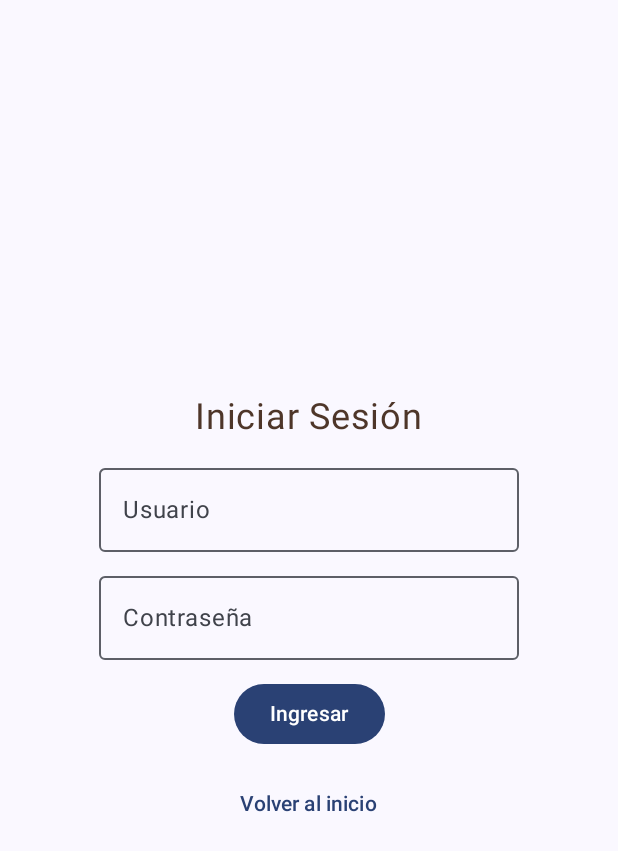
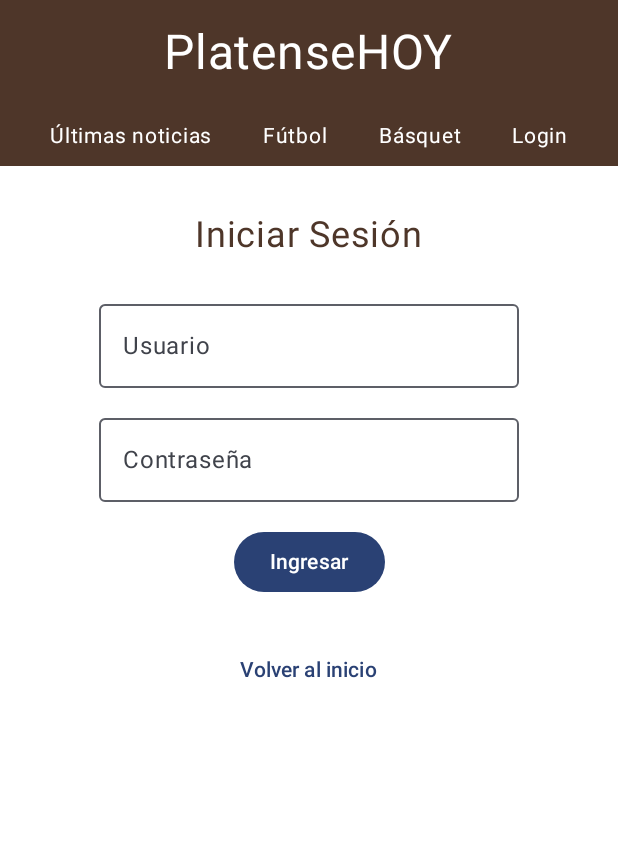
Before and after one commit to gastonn39/final-am-acn4a-castagnet-vergara, an Android app built with Jetpack Compose: the composable PantallaLoginScreen shown on its own in the app's theme, on a phone screen of 412 x 824 dp. Shown: the top 851 px of the screen. Run offline under Robolectric (Android 15) with nearby library versions, the phone set to English and light mode, and no system bars.

Commit message:
versión final completa con navegación, comentarios y diseño corregido

```diff
--- a/app/src/main/java/com/example/platensehoy/Login.kt
+++ b/app/src/main/java/com/example/platensehoy/Login.kt
@@ -1,63 +1,123 @@
 package com.example.platensehoy
 
+import androidx.compose.foundation.background
+import androidx.compose.foundation.clickable
 import androidx.compose.foundation.layout.*
 import androidx.compose.material3.*
 import androidx.compose.runtime.*
+import androidx.compose.ui.Alignment
 import androidx.compose.ui.Modifier
+import androidx.compose.ui.graphics.Color
+import androidx.compose.ui.res.dimensionResource
 import androidx.compose.ui.text.input.PasswordVisualTransformation
+import androidx.compose.ui.unit.dp
 import androidx.compose.ui.unit.sp
-import androidx.compose.ui.Alignment
-import androidx.compose.ui.res.dimensionResource
 import com.example.platensehoy.ui.theme.MarronPlatense
 import com.example.platensehoy.R
 
 @Composable
-fun PantallaLoginScreen(onBack: () -> Unit) {
+fun PantallaLoginScreen(onBack: () -> Unit, onNavigate: (String) -> Unit) {
     Column(
         modifier = Modifier
             .fillMaxSize()
-            .padding(dimensionResource(R.dimen.padding_general)),
-        verticalArrangement = Arrangement.Center,
+            .background(Color.White)
+    ) {
+        // Encabezado
+        Column(
+            modifier = Modifier
+                .fillMaxWidth()
+                .background(MarronPlatense)
+                .padding(vertical = 16.dp),
             horizontalAlignment = Alignment.CenterHorizontally
         ) {
             Text(
-            "Iniciar Sesión",
-            fontSize = dimensionResource(R.dimen.text_size_titulo).value.sp,
-            color = MarronPlatense
+                text = "PlatenseHOY",
+                fontSize = 32.sp,
+                color = Color.White
             )
+        }
 
-        Spacer(modifier = Modifier.height(dimensionResource(R.dimen.margin_vertical)))
+        // Menú
+        Row(
+            modifier = Modifier
+                .fillMaxWidth()
+                .background(MarronPlatense)
+                .padding(vertical = 8.dp),
+            horizontalArrangement = Arrangement.SpaceEvenly
+        ) {
+            val secciones = listOf("Últimas noticias", "Fútbol", "Básquet", "Login")
+            secciones.forEach { seccion ->
+                Text(
+                    text = seccion,
+                    color = Color.White,
+                    fontSize = 14.sp,
+                    modifier = Modifier.clickable {
+                        when (seccion) {
+                            "Fútbol" -> onNavigate("futbol")
+                            "Básquet" -> onNavigate("basquet")
+                            "Últimas noticias" -> onNavigate("home")
+                        }
+                    }
+                )
+            }
+        }
+
+        Spacer(modifier = Modifier.height(32.dp))
+
+        // Formulario login
+        Column(
+            modifier = Modifier
+                .fillMaxWidth()
+                .padding(horizontal = 24.dp),
+            horizontalAlignment = Alignment.CenterHorizontally
+        ) {
+            Text("Iniciar Sesión", fontSize = 24.sp, color = MarronPlatense)
+
+            Spacer(modifier = Modifier.height(24.dp))
 
             var usuario by remember { mutableStateOf("") }
             var contraseña by remember { mutableStateOf("") }
+            var error by remember { mutableStateOf(false) }
 
             OutlinedTextField(
                 value = usuario,
                 onValueChange = { usuario = it },
-            label = { Text("Usuario") }
+                label = { Text("Usuario") },
+                isError = error
             )
 
-        Spacer(modifier = Modifier.height(dimensionResource(R.dimen.espaciado)))
+            Spacer(modifier = Modifier.height(12.dp))
 
             OutlinedTextField(
                 value = contraseña,
                 onValueChange = { contraseña = it },
                 label = { Text("Contraseña") },
-            visualTransformation = PasswordVisualTransformation()
+                visualTransformation = PasswordVisualTransformation(),
+                isError = error
             )
 
-        Spacer(modifier = Modifier.height(dimensionResource(R.dimen.margin_vertical)))
+            Spacer(modifier = Modifier.height(16.dp))
 
             Button(onClick = {
-            // Acción de login
+                error = !(usuario == "platense" && contraseña == "calamar")
             }) {
                 Text("Ingresar")
             }
 
-        Spacer(modifier = Modifier.height(dimensionResource(R.dimen.margin_vertical)))
+            if (error) {
+                Spacer(modifier = Modifier.height(8.dp))
+                Text(
+                    text = "Usuario o contraseña incorrectos",
+                    color = Color.Red,
+                    fontSize = 14.sp
+                )
+            }
+
+            Spacer(modifier = Modifier.height(24.dp))
 
             TextButton(onClick = onBack) {
                 Text("Volver al inicio")
             }
         }
     }
+}
```
Also changed, not shown: app/src/main/java/Futbol.kt (+46 -9 lines), app/src/main/java/com/example/platensehoy/Basquet.kt (added, +157 -0 lines), app/src/main/java/com/example/platensehoy/MainActivity.kt (+16 -12 lines), 2 other files. Lines whose indentation alone changed are shown as unchanged.
